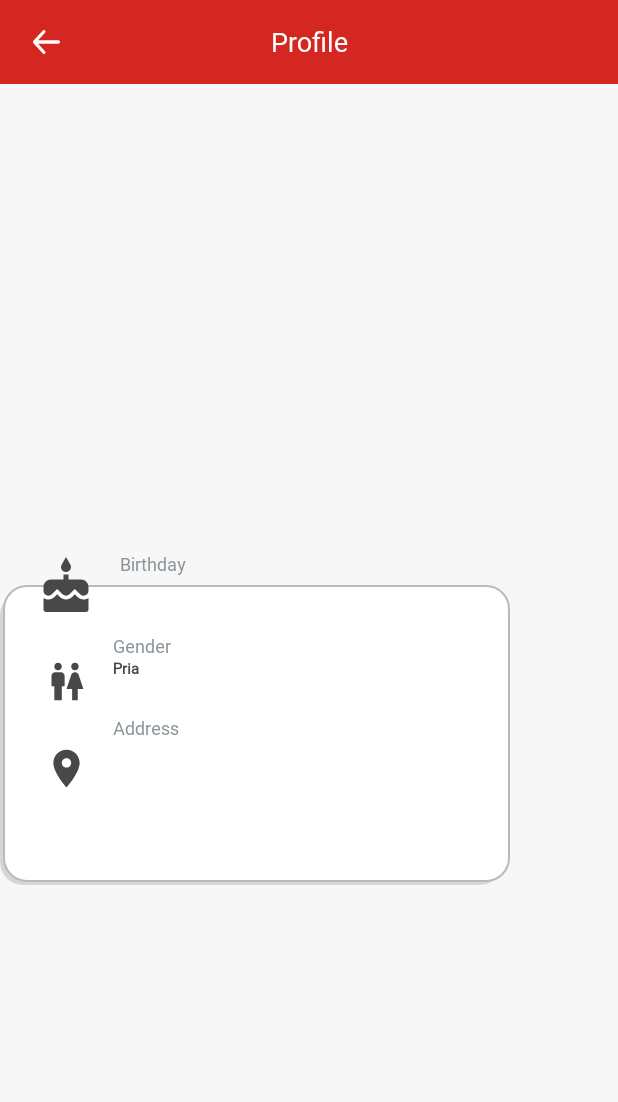
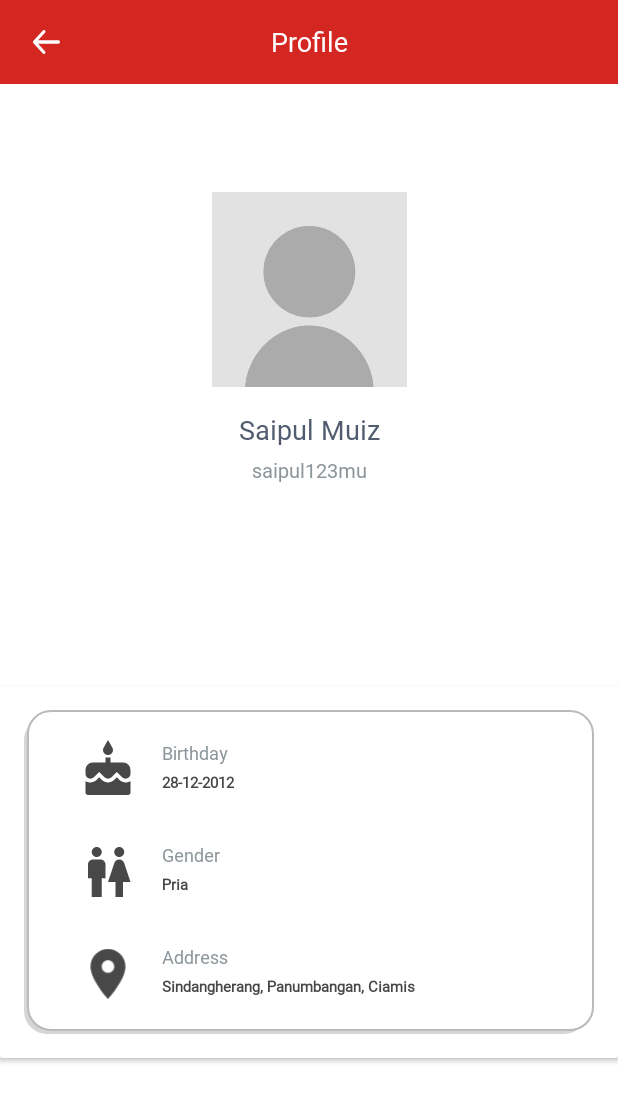
Before and after one commit to saipulmuiz/ForwaApp, an Android app: the layout fragment_member_detail.xml on its own in the app's theme, with its tools: preview values and no code run, on a phone screen of 412 x 824 dp. Shown: the top 1102 px of the screen. Run offline under Robolectric (Android 15) with nearby library versions, the phone set to English and light mode, and no system bars; network calls fail.

Commit message:
fix bug search value on scroll and clean design member detail

```diff
--- a/app/src/main/java/id/saipulmuiz/forwaapp/ui/members/member/MemberFragment.kt
+++ b/app/src/main/java/id/saipulmuiz/forwaapp/ui/members/member/MemberFragment.kt
@@ -26,6 +26,7 @@ class MemberFragment : BaseFragment<FragmentMemberBinding, MemberViewModel>(),
     private var page = 1
     private var totalPage: Int = 1
     private var isLoading = false
+    private var searchText = ""
 
     override var getLayoutId: Int = R.layout.fragment_member
     override var getViewModel: Class<MemberViewModel> = MemberViewModel::class.java
@@ -46,15 +47,18 @@ class MemberFragment : BaseFragment<FragmentMemberBinding, MemberViewModel>(),
             nestedScroll.setOnScrollChangeListener(NestedScrollView.OnScrollChangeListener { v, _, scrollY, _, oldScrollY ->
                 Log.e("DY", scrollY.toString())
                 if (v.getChildAt(v.childCount - 1) != null) {
-                    if (scrollY >= (v.getChildAt(v.childCount - 1).measuredHeight - v.measuredHeight) && scrollY > oldScrollY) {
+                    val maxScroll =
+                        (v.getChildAt(v.childCount - 1).measuredHeight - v.measuredHeight)
+                    Log.e("PATOKAN", maxScroll.toString())
+                    if (scrollY >= maxScroll && scrollY > oldScrollY) {
                         val visibleItemCount = layoutManagers.childCount
                         val total = layoutManagers.itemCount
                         val pastVisibleItem = layoutManagers.findFirstVisibleItemPosition()
                         if (!isLoading && page < totalPage) {
                             if (visibleItemCount + pastVisibleItem >= total) {
                                 page++
-                                if (!homeEtSearch.text.isBlank()) {
-                                    getUsers(false, homeEtSearch.text.toString())
+                                if (searchText != "") {
+                                    getUsers(false, searchText)
                                 } else {
                                     userDefault()
                                 }
@@ -100,6 +104,7 @@ class MemberFragment : BaseFragment<FragmentMemberBinding, MemberViewModel>(),
                     var handled = false
 
                     if (actionId == EditorInfo.IME_ACTION_SEARCH) {
+                        searchText = this.text.toString()
                         searchUser()
                         handled = true
                     }
@@ -109,6 +114,7 @@ class MemberFragment : BaseFragment<FragmentMemberBinding, MemberViewModel>(),
 
             // Set button search clickListener
             homeBtnSearch.setOnClickListener {
+                searchText = homeEtSearch.text.toString()
                 searchUser()
             }
         }
@@ -131,11 +137,12 @@ class MemberFragment : BaseFragment<FragmentMemberBinding, MemberViewModel>(),
                 shimmerMember.startShimmer()
                 shimmerMember.show()
                 memberProgressBar.show()
+                Log.e("SEARCH TEXT", searchText)
                 context?.hideKeyboard(requireView())
 
                 page = 1
                 rvUserSearchAdapter.clear()
-                getUsers(false, homeEtSearch.text.toString())
+                getUsers(false, searchText)
             }
         }
     }
@@ -186,6 +193,7 @@ class MemberFragment : BaseFragment<FragmentMemberBinding, MemberViewModel>(),
 
     override fun onRefresh() {
         mViewBinding.homeEtSearch.text = null
+        searchText = ""
         page = 1
         rvUserSearchAdapter.clear()
         getUsers(true, "")
--- a/app/src/main/res/layout/fragment_member.xml
+++ b/app/src/main/res/layout/fragment_member.xml
@@ -101,12 +101,6 @@
             android:orientation="vertical"
             app:layout_behavior="@string/appbar_scrolling_view_behavior">
 
-            <include
-                layout="@layout/include_placeholder_view"
-                android:visibility="@{placeholder.show? View.VISIBLE : View.GONE}"
-                bind:data="@{placeholder}"
-                tools:visibility="visible" />
-
             <com.facebook.shimmer.ShimmerFrameLayout
                 android:id="@+id/shimmer_member"
                 android:layout_width="match_parent"
@@ -148,6 +142,12 @@
                         android:layout_height="wrap_content"
                         android:orientation="vertical">
 
+                        <include
+                            layout="@layout/include_placeholder_view"
+                            android:visibility="@{placeholder.show? View.VISIBLE : View.GONE}"
+                            bind:data="@{placeholder}"
+                            tools:visibility="visible" />
+
                         <androidx.recyclerview.widget.RecyclerView
                             android:id="@+id/member_rv_user"
                             android:layout_width="match_parent"
--- a/app/src/main/res/layout/fragment_member_detail.xml
+++ b/app/src/main/res/layout/fragment_member_detail.xml
@@ -19,8 +19,7 @@
 
     <androidx.constraintlayout.widget.ConstraintLayout
         android:layout_width="match_parent"
-        android:layout_height="match_parent"
-        android:background="@color/colorWhiteSoft">
+        android:layout_height="match_parent">
 
         <androidx.appcompat.widget.Toolbar
             android:id="@+id/profile_toolbar"
@@ -52,15 +51,6 @@
                 android:text="@string/profile_profile" />
         </androidx.appcompat.widget.Toolbar>
 
-        <LinearLayout
-            android:id="@+id/profile_container"
-            android:layout_width="0dp"
-            android:layout_height="wrap_content"
-            android:orientation="vertical"
-            app:layout_constraintEnd_toEndOf="parent"
-            app:layout_constraintStart_toStartOf="parent"
-            app:layout_constraintTop_toBottomOf="@+id/profile_toolbar">
-
         <ProgressBar
             android:id="@+id/profile_progressBar"
             android:layout_width="match_parent"
@@ -77,12 +67,16 @@
         <ImageView
             android:id="@+id/profile_img_profile"
             imageUrl="@{user.photo}"
-                android:layout_width="125dp"
-                android:layout_height="125dp"
+            android:layout_width="130dp"
+            android:layout_height="130dp"
             android:layout_gravity="center"
-                android:layout_marginTop="30dp"
-                android:layout_marginBottom="15dp"
-                android:contentDescription="@string/profile_desc_image_profile" />
+            android:layout_marginTop="72dp"
+            android:contentDescription="@string/profile_desc_image_profile"
+            app:layout_constraintEnd_toEndOf="parent"
+            app:layout_constraintHorizontal_bias="0.502"
+            app:layout_constraintStart_toStartOf="parent"
+            app:layout_constraintTop_toBottomOf="@+id/profile_toolbar"
+            tools:src="@drawable/img_picture" />
 
         <TextView
             android:id="@+id/profile_tv_name"
@@ -90,47 +84,59 @@
             android:layout_width="wrap_content"
             android:layout_height="wrap_content"
             android:layout_gravity="center"
-                android:layout_marginTop="10dp"
+            android:layout_marginTop="16dp"
             android:text="@{user.nama}"
             android:visibility="@{user.nama != null ? View.VISIBLE : View.GONE}"
+            app:layout_constraintEnd_toEndOf="@+id/profile_img_profile"
+            app:layout_constraintStart_toStartOf="@+id/profile_img_profile"
+            app:layout_constraintTop_toBottomOf="@+id/profile_img_profile"
+            tools:text="Saipul Muiz"
             tools:visibility="visible" />
 
         <TextView
             android:id="@+id/profile_tv_username"
-                style="@style/profile_tv_subTittle"
+            style="@style/home_tv_subTittle"
             android:layout_width="wrap_content"
             android:layout_height="wrap_content"
             android:layout_gravity="center"
-                android:layout_marginTop="10dp"
-                android:layout_marginBottom="10dp"
+            android:layout_marginTop="5dp"
             android:text="@{user.username}"
             android:visibility="@{user.username != null ? View.VISIBLE : View.GONE}"
+            app:layout_constraintEnd_toEndOf="@+id/profile_img_profile"
+            app:layout_constraintStart_toStartOf="@+id/profile_img_profile"
+            app:layout_constraintTop_toBottomOf="@+id/profile_tv_name"
+            tools:text="saipul123mu"
             tools:visibility="visible" />
 
-        </LinearLayout>
 
-        <FrameLayout
-            android:layout_width="340dp"
-            android:layout_height="200dp"
+        <androidx.cardview.widget.CardView
+            android:layout_width="match_parent"
+            android:layout_height="wrap_content"
             android:layout_marginTop="16dp"
+            app:layout_constraintBottom_toBottomOf="parent"
+            app:layout_constraintEnd_toEndOf="parent"
+            app:layout_constraintStart_toStartOf="parent"
+            app:layout_constraintTop_toBottomOf="@+id/profile_tv_username">
+
+            <androidx.constraintlayout.widget.ConstraintLayout
+                android:layout_width="match_parent"
+                android:layout_height="wrap_content"
+                android:layout_margin="16dp"
                 android:background="@drawable/frame_profile"
+                android:padding="20dp"
                 app:layout_constraintBottom_toBottomOf="parent"
-            app:layout_constraintHorizontal_bias="0.0"
                 app:layout_constraintLeft_toLeftOf="parent"
-            app:layout_constraintRight_toRightOf="parent"
-            app:layout_constraintTop_toBottomOf="@id/profile_container"
-            app:layout_constraintVertical_bias="0.252" />
+                app:layout_constraintRight_toRightOf="parent">
 
                 <ImageView
                     android:id="@+id/img_cake"
                     android:layout_width="40dp"
                     android:layout_height="40dp"
-            android:layout_marginStart="24dp"
-            android:layout_marginTop="76dp"
+                    android:layout_marginStart="16dp"
+                    android:contentDescription="@string/title_birthday"
                     android:src="@drawable/ic_baseline_cake_24"
                     app:layout_constraintLeft_toLeftOf="parent"
-            app:layout_constraintTop_toBottomOf="@id/profile_container"
-            android:contentDescription="@string/title_birthday" />
+                    app:layout_constraintTop_toTopOf="parent" />
 
                 <TextView
                     android:id="@+id/title_birth"
@@ -139,11 +145,10 @@
                     android:layout_height="wrap_content"
                     android:layout_gravity="center"
                     android:layout_marginStart="16dp"
-            android:layout_marginTop="72dp"
                     android:text="@string/title_birthday"
                     android:textSize="12sp"
                     app:layout_constraintStart_toEndOf="@+id/img_cake"
-            app:layout_constraintTop_toBottomOf="@id/profile_container" />
+                    app:layout_constraintTop_toTopOf="@+id/img_cake" />
 
                 <TextView
                     android:id="@+id/tv_birth"
@@ -151,22 +156,22 @@
                     android:layout_width="wrap_content"
                     android:layout_height="wrap_content"
                     android:layout_gravity="center"
-            android:layout_marginStart="16dp"
                     android:text="@{user.tgl_lahir}"
-            app:layout_constraintStart_toEndOf="@+id/img_cake"
-            app:layout_constraintTop_toBottomOf="@+id/title_birth" />
+                    app:layout_constraintBottom_toBottomOf="@+id/img_cake"
+                    app:layout_constraintStart_toStartOf="@+id/title_birth"
+                    app:layout_constraintTop_toBottomOf="@+id/title_birth"
+                    tools:text="28-12-2012" />
 
                 <ImageView
                     android:id="@+id/img_gender"
-            android:layout_width="30dp"
-            android:layout_height="30dp"
+                    android:layout_width="40dp"
+                    android:layout_height="40dp"
                     android:layout_marginTop="28dp"
+                    android:contentDescription="@string/title_gender"
                     android:src="@drawable/ic_baseline_wc_24"
                     app:layout_constraintEnd_toEndOf="@+id/img_cake"
                     app:layout_constraintStart_toStartOf="@+id/img_cake"
-            app:layout_constraintTop_toBottomOf="@id/img_cake"
-            tools:layout_editor_absoluteY="433dp"
-            android:contentDescription="@string/title_gender" />
+                    app:layout_constraintTop_toBottomOf="@id/img_cake" />
 
                 <TextView
                     android:id="@+id/title_gender"
@@ -174,12 +179,10 @@
                     android:layout_width="wrap_content"
                     android:layout_height="wrap_content"
                     android:layout_gravity="center"
-            android:layout_marginStart="16dp"
-            android:layout_marginTop="24dp"
                     android:text="@string/title_gender"
                     android:textSize="12sp"
-            app:layout_constraintStart_toEndOf="@+id/img_gender"
-            app:layout_constraintTop_toBottomOf="@id/tv_birth" />
+                    app:layout_constraintStart_toStartOf="@+id/tv_birth"
+                    app:layout_constraintTop_toTopOf="@+id/img_gender" />
 
                 <TextView
                     android:id="@+id/tv_gender"
@@ -187,22 +190,22 @@
                     android:layout_width="wrap_content"
                     android:layout_height="wrap_content"
                     android:layout_gravity="center"
-            android:layout_marginStart="16dp"
                     android:text="@{user.gender}"
-            tools:text="Pria"
-            app:layout_constraintStart_toEndOf="@+id/img_gender"
-            app:layout_constraintTop_toBottomOf="@+id/title_gender" />
+                    app:layout_constraintBottom_toBottomOf="@+id/img_gender"
+                    app:layout_constraintStart_toStartOf="@+id/title_gender"
+                    app:layout_constraintTop_toBottomOf="@+id/title_gender"
+                    tools:text="Pria" />
 
                 <ImageView
                     android:id="@+id/img_location"
-            android:layout_width="30dp"
-            android:layout_height="30dp"
+                    android:layout_width="40dp"
+                    android:layout_height="40dp"
                     android:layout_marginTop="28dp"
+                    android:contentDescription="@string/title_address"
                     android:src="@drawable/ic_baseline_location_on_24"
                     app:layout_constraintEnd_toEndOf="@+id/img_cake"
                     app:layout_constraintStart_toStartOf="@+id/img_cake"
-            app:layout_constraintTop_toBottomOf="@id/img_gender"
-            android:contentDescription="@string/title_address" />
+                    app:layout_constraintTop_toBottomOf="@id/img_gender" />
 
                 <TextView
                     android:id="@+id/title_location"
@@ -210,12 +213,10 @@
                     android:layout_width="wrap_content"
                     android:layout_height="wrap_content"
                     android:layout_gravity="center"
-            android:layout_marginStart="16dp"
-            android:layout_marginTop="24dp"
                     android:text="@string/title_address"
                     android:textSize="12sp"
-            app:layout_constraintStart_toEndOf="@+id/img_location"
-            app:layout_constraintTop_toBottomOf="@id/tv_gender" />
+                    app:layout_constraintStart_toStartOf="@+id/tv_gender"
+                    app:layout_constraintTop_toTopOf="@+id/img_location" />
 
                 <TextView
                     android:id="@+id/tv_location"
@@ -223,10 +224,12 @@
                     android:layout_width="wrap_content"
                     android:layout_height="wrap_content"
                     android:layout_gravity="center"
-            android:layout_marginStart="16dp"
                     android:text="@{user.alamat}"
-            app:layout_constraintStart_toEndOf="@+id/img_location"
-            app:layout_constraintTop_toBottomOf="@+id/title_location" />
-
+                    app:layout_constraintBottom_toBottomOf="@+id/img_location"
+                    app:layout_constraintStart_toStartOf="@+id/title_location"
+                    app:layout_constraintTop_toBottomOf="@+id/title_location"
+                    tools:text="Sindangherang, Panumbangan, Ciamis" />
+            </androidx.constraintlayout.widget.ConstraintLayout>
+        </androidx.cardview.widget.CardView>
     </androidx.constraintlayout.widget.ConstraintLayout>
 </layout>
--- a/app/src/main/res/layout/item_user.xml
+++ b/app/src/main/res/layout/item_user.xml
@@ -19,13 +19,12 @@
         <ImageView
             android:id="@+id/item_user_img_profile"
             imageUrl="@{user.photo}"
-            android:layout_width="0dp"
-            android:layout_height="0dp"
+            android:layout_width="50dp"
+            android:layout_height="50dp"
             android:layout_marginBottom="12dp"
             android:contentDescription="@string/item_user_desc_image_profile"
             android:scaleType="fitCenter"
             app:layout_constraintBottom_toBottomOf="parent"
-            app:layout_constraintDimensionRatio="1:1"
             app:layout_constraintStart_toStartOf="parent"
             app:layout_constraintTop_toTopOf="parent"
             tools:src="@drawable/img_picture" />
```
Lines whose indentation alone changed are shown as unchanged.
